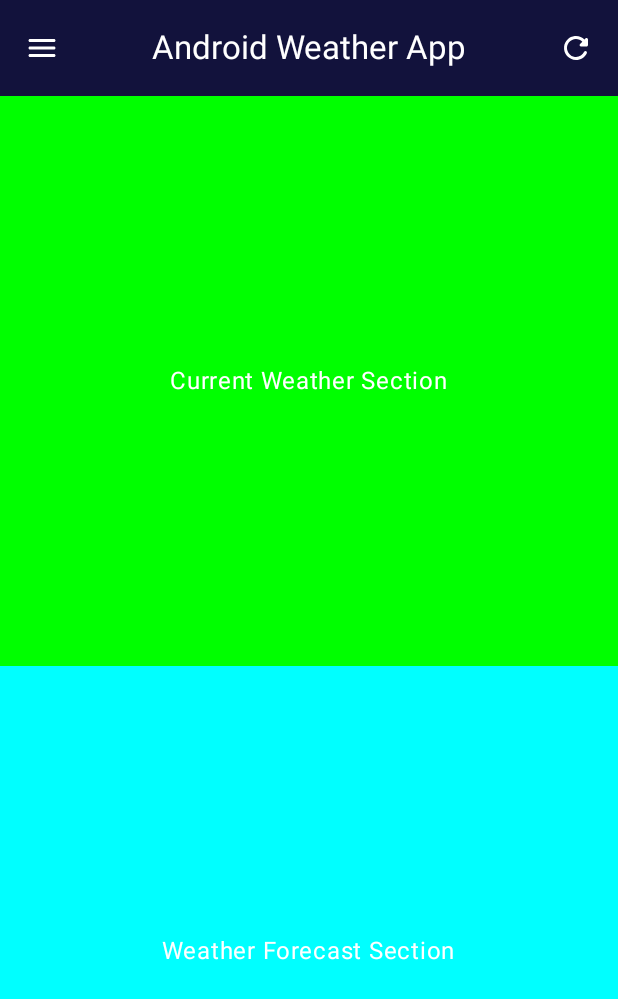
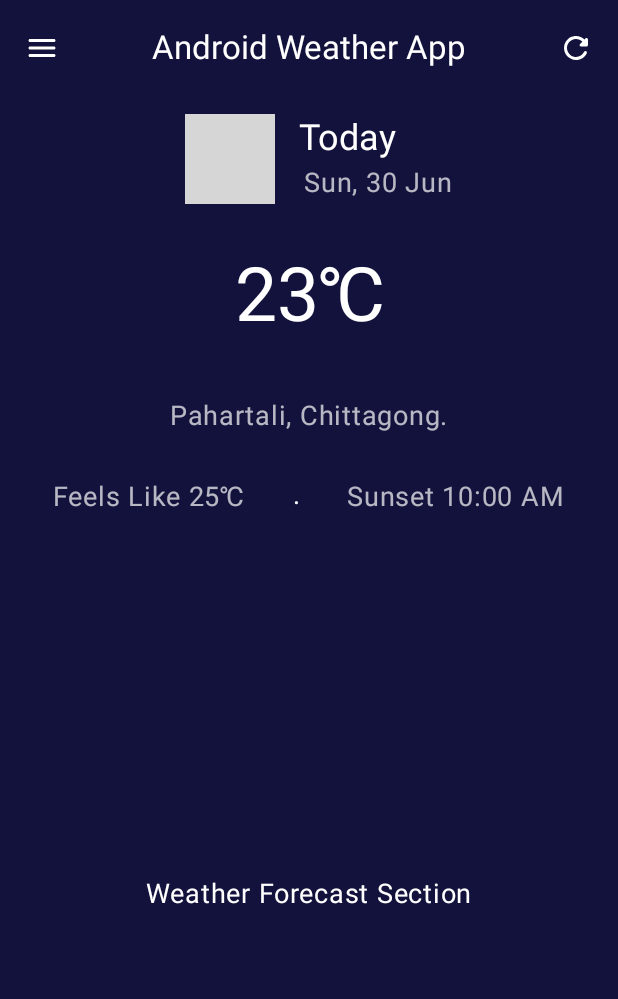
Before and after one commit to Hippopop/AndroidWeatherApp, an Android app built with Jetpack Compose: the screen it shows after launch (MainActivity), on a phone screen of 412 x 824 dp. Shown: the top 999 px of the screen. Run offline under Robolectric (Android 15) with nearby library versions, the phone set to English and light mode, and no system bars; pictures from the network do not load; grey boxes are pictures that could not be loaded.

Commit message:
ui: current weather ui reformed!

```diff
--- a/app/build.gradle.kts
+++ b/app/build.gradle.kts
@@ -80,6 +80,7 @@ dependencies {
 
     // * -> To add the lifecycle tracking ability!
     implementation(libs.androidx.lifecycle.runtime.ktx)
+    implementation(libs.androidx.lifecycle.viewmodel.compose)
     // * -> Packages that are used for testing!
     testImplementation(libs.junit)
     androidTestImplementation(libs.androidx.junit)
@@ -91,4 +92,7 @@ dependencies {
     // * -> Retrofit (for network handling!)
     implementation (libs.retrofit)
     implementation (libs.converter.gson)
+    // * -> Coil (for network image!)
+    implementation(libs.coil.compose)
+
 }
--- a/app/src/main/java/com/mostafij/androidweatherapp/constants/AppConstants.kt
+++ b/app/src/main/java/com/mostafij/androidweatherapp/constants/AppConstants.kt
@@ -1,5 +1,5 @@
 package com.mostafij.androidweatherapp.constants
 
 object AppConstants {
-    const val API_KEY = "e529d1e0a78c450fbdc201950240506";
+    const val API_KEY = "";
 }
--- /dev/null
+++ b/app/src/main/java/com/mostafij/androidweatherapp/constants/StringConstants.kt
@@ -0,0 +1,5 @@
+package com.mostafij.androidweatherapp.constants
+
+object StringConstants {
+    const val CELSIUS: String = "\u2103";
+}
--- /dev/null
+++ b/app/src/main/java/com/mostafij/androidweatherapp/ui/components/AutoResizeText.kt
@@ -0,0 +1,51 @@
+package com.mostafij.androidweatherapp.ui.components
+
+import androidx.compose.material3.MaterialTheme
+import androidx.compose.material3.Text
+import androidx.compose.runtime.Composable
+import androidx.compose.runtime.getValue
+import androidx.compose.runtime.mutableStateOf
+import androidx.compose.runtime.remember
+import androidx.compose.runtime.setValue
+import androidx.compose.ui.Modifier
+import androidx.compose.ui.draw.drawWithContent
+import androidx.compose.ui.graphics.Color
+import androidx.compose.ui.text.TextStyle
+import androidx.compose.ui.unit.isUnspecified
+import androidx.compose.ui.unit.sp
+
+
+@Composable
+fun AutoResizedText(
+    modifier: Modifier = Modifier,
+    text: String,
+    style: TextStyle = MaterialTheme.typography.bodyMedium,
+    color: Color = style.color
+) {
+    val defaultFontSize = 900.sp;
+    var resizedTextStyle by remember {
+        mutableStateOf(style)
+    }
+    var shouldDraw by remember {
+        mutableStateOf(false)
+    }
+
+    Text(text = text, color = color, modifier = modifier.drawWithContent {
+        if (shouldDraw) {
+            drawContent()
+        }
+    }, softWrap = false, style = resizedTextStyle, onTextLayout = { result ->
+        if (result.didOverflowWidth || result.didOverflowHeight) {
+            if (style.fontSize.isUnspecified) {
+                resizedTextStyle = resizedTextStyle.copy(
+                    fontSize = defaultFontSize
+                )
+            }
+            resizedTextStyle = resizedTextStyle.copy(
+                fontSize = resizedTextStyle.fontSize * 0.95
+            )
+        } else {
+            shouldDraw = true
+        }
+    })
+}
--- /dev/null
+++ b/app/src/main/java/com/mostafij/androidweatherapp/ui/components/DrawerComponent.kt
@@ -0,0 +1,38 @@
+package com.mostafij.androidweatherapp.ui.components
+
+import androidx.compose.foundation.background
+import androidx.compose.foundation.layout.Box
+import androidx.compose.foundation.layout.fillMaxWidth
+import androidx.compose.foundation.layout.height
+import androidx.compose.foundation.layout.padding
+import androidx.compose.material3.HorizontalDivider
+import androidx.compose.material3.MaterialTheme
+import androidx.compose.material3.ModalDrawerSheet
+import androidx.compose.material3.NavigationDrawerItem
+import androidx.compose.material3.Text
+import androidx.compose.runtime.Composable
+import androidx.compose.ui.Modifier
+import androidx.compose.ui.unit.dp
+
+
+@Composable
+fun DrawerSection(modifier: Modifier = Modifier) {
+    ModalDrawerSheet {
+        Box(
+            modifier
+                .fillMaxWidth()
+                .height(300.dp)
+                .background(color = MaterialTheme.colorScheme.background),
+        ) {
+            Text(
+                "Drawer title", modifier = Modifier.padding(16.dp),
+            )
+        }
+        HorizontalDivider()
+        NavigationDrawerItem(
+            label = { Text(text = "Drawer Item") },
+            selected = false,
+            onClick = { /*TODO*/ },
+        )
+    }
+}
--- /dev/null
+++ b/app/src/main/java/com/mostafij/androidweatherapp/ui/features/homepage/Homepage.kt
@@ -0,0 +1,97 @@
+package com.mostafij.androidweatherapp.ui.features.homepage
+
+import android.util.Log
+import androidx.compose.foundation.layout.Column
+import androidx.compose.foundation.layout.fillMaxSize
+import androidx.compose.foundation.layout.padding
+import androidx.compose.material.icons.Icons
+import androidx.compose.material.icons.rounded.Menu
+import androidx.compose.material.icons.rounded.Refresh
+import androidx.compose.material3.CenterAlignedTopAppBar
+import androidx.compose.material3.DrawerValue
+import androidx.compose.material3.ExperimentalMaterial3Api
+import androidx.compose.material3.Icon
+import androidx.compose.material3.IconButton
+import androidx.compose.material3.MaterialTheme
+import androidx.compose.material3.ModalNavigationDrawer
+import androidx.compose.material3.Scaffold
+import androidx.compose.material3.Text
+import androidx.compose.material3.TopAppBarDefaults
+import androidx.compose.material3.rememberDrawerState
+import androidx.compose.runtime.Composable
+import androidx.compose.runtime.rememberCoroutineScope
+import androidx.compose.ui.Alignment
+import androidx.compose.ui.Modifier
+import androidx.compose.ui.graphics.Color
+import androidx.compose.ui.tooling.preview.Preview
+import androidx.lifecycle.viewmodel.compose.viewModel
+import com.mostafij.androidweatherapp.ui.components.DrawerSection
+import com.mostafij.androidweatherapp.ui.features.homepage.components.CurrentWeatherComponent
+import com.mostafij.androidweatherapp.ui.features.homepage.components.WeatherForecastComponent
+import com.mostafij.androidweatherapp.ui.viewmodel.WeatherDataViewModel
+import kotlinx.coroutines.launch
+
+
+@Preview
+@Composable
+fun HomepagePrev() {
+    val viewModel: WeatherDataViewModel = viewModel()
+    Homepage(viewModel = viewModel)
+}
+
+
+@OptIn(ExperimentalMaterial3Api::class)
+@Composable
+fun Homepage(modifier: Modifier = Modifier, viewModel: WeatherDataViewModel) {
+    val coroutineScope = rememberCoroutineScope()
+    val drawerState = rememberDrawerState(DrawerValue.Closed)
+
+    ModalNavigationDrawer(drawerState = drawerState, drawerContent = {
+        DrawerSection()
+    }) {
+        Scaffold(topBar = {
+            CenterAlignedTopAppBar(colors = TopAppBarDefaults.topAppBarColors(
+                containerColor = MaterialTheme.colorScheme.primary
+            ), navigationIcon = {
+                IconButton(onClick = {
+                    coroutineScope.launch {
+                        if (drawerState.isOpen) {
+                            drawerState.close()
+                        } else {
+                            drawerState.open()
+                        }
+                    }
+                }) {
+                    Icon(
+                        tint = Color.White,
+                        imageVector = Icons.Rounded.Menu,
+                        contentDescription = "Search Button",
+                    )
+                }
+            }, actions = {
+                IconButton(onClick = { /*TODO*/ }) {
+                    Icon(
+                        tint = Color.White,
+                        imageVector = Icons.Rounded.Refresh,
+                        contentDescription = "Search Button",
+                    )
+                }
+            }, title = {
+                Text(
+                    text = "Android Weather App",
+                    color = Color.White,
+                )
+            })
+        }) { paddingValues ->
+            Column(
+                horizontalAlignment = Alignment.CenterHorizontally,
+                modifier = Modifier
+                    .fillMaxSize()
+                    .padding(paddingValues),
+            ) {
+                CurrentWeatherComponent(Modifier.weight(4f))
+                WeatherForecastComponent(Modifier.weight(6f))
+            }
+        }
+    }
+}
--- /dev/null
+++ b/app/src/main/java/com/mostafij/androidweatherapp/ui/features/homepage/components/CurrentWeatherComponent.kt
@@ -0,0 +1,114 @@
+package com.mostafij.androidweatherapp.ui.features.homepage.components
+
+import androidx.compose.foundation.background
+import androidx.compose.foundation.layout.Arrangement
+import androidx.compose.foundation.layout.Box
+import androidx.compose.foundation.layout.Column
+import androidx.compose.foundation.layout.IntrinsicSize
+import androidx.compose.foundation.layout.Row
+import androidx.compose.foundation.layout.aspectRatio
+import androidx.compose.foundation.layout.fillMaxHeight
+import androidx.compose.foundation.layout.fillMaxSize
+import androidx.compose.foundation.layout.fillMaxWidth
+import androidx.compose.foundation.layout.height
+import androidx.compose.foundation.layout.padding
+import androidx.compose.material3.MaterialTheme
+import androidx.compose.material3.Text
+import androidx.compose.runtime.Composable
+import androidx.compose.ui.Alignment
+import androidx.compose.ui.Modifier
+import androidx.compose.ui.text.TextStyle
+import androidx.compose.ui.text.style.TextAlign
+import androidx.compose.ui.unit.dp
+import androidx.compose.ui.unit.sp
+import coil.compose.AsyncImage
+import com.mostafij.androidweatherapp.constants.StringConstants
+import com.mostafij.androidweatherapp.ui.components.AutoResizedText
+
+
+@Composable
+fun CurrentWeatherComponent(modifier: Modifier = Modifier) {
+    Box(
+        modifier
+            .fillMaxSize()
+            .background(color = MaterialTheme.colorScheme.background)
+    ) {
+        Column(
+            horizontalAlignment = Alignment.CenterHorizontally,
+            modifier = Modifier.fillMaxSize(),
+        ) {
+            Row(
+                horizontalArrangement = Arrangement.Center,
+                verticalAlignment = Alignment.CenterVertically,
+                modifier = Modifier
+                    .fillMaxWidth()
+                    .height(IntrinsicSize.Min)
+                    .padding(top = 12.dp),
+            ) {
+                AsyncImage(
+                    model = "https://img.icons8.com/?size=48&id=sS05BACA8dfZ&format=png",
+                    contentDescription = "Translated description of what the image contains",
+                    modifier = Modifier
+                        .padding(horizontal = 16.dp)
+                        .fillMaxHeight()
+                        .aspectRatio(1f),
+                );
+                Column {
+                    Text(
+                        text = "Today",
+                        style = MaterialTheme.typography.headlineSmall,
+                        color = MaterialTheme.colorScheme.inversePrimary,
+                    );
+                    Text(
+                        text = "Sun, 30 Jun",
+                        style = MaterialTheme.typography.bodyLarge,
+                        modifier = Modifier.padding(3.dp),
+                    );
+                }
+            }
+            Box(
+                modifier = Modifier
+                    .weight(1f)
+                    .fillMaxHeight()
+                    .padding(24.dp)
+
+            ) {
+                AutoResizedText(
+                    text = "23${StringConstants.CELSIUS}",
+                    color = MaterialTheme.colorScheme.inversePrimary,
+                    style = TextStyle(fontSize = 500.sp, textAlign = TextAlign.Center),
+                    modifier = Modifier
+                        .fillMaxSize()
+                        .padding(8.dp),
+                )
+            };
+            Text(
+                text = "Pahartali, Chittagong.",
+                style = MaterialTheme.typography.bodyLarge,
+                modifier = Modifier
+                    .padding(vertical = 8.dp)
+                    .padding(bottom = 12.dp),
+            );
+            Row(
+                verticalAlignment = Alignment.Bottom,
+                horizontalArrangement = Arrangement.SpaceAround,
+                modifier = Modifier
+                    .fillMaxWidth()
+                    .height(IntrinsicSize.Min)
+                    .padding(horizontal = 20.dp, vertical = 10.dp)
+                    .padding(bottom = 16.dp),
+            ) {
+                Text(
+                    text = "Feels Like 25${StringConstants.CELSIUS}",
+                    style = MaterialTheme.typography.bodyLarge,
+                );
+                Text(".", color = MaterialTheme.colorScheme.inversePrimary);
+                Text(
+                    text = "Sunset 10:00 AM",
+                    style = MaterialTheme.typography.bodyLarge,
+                );
+            }
+        }
+
+    }
+}
--- /dev/null
+++ b/app/src/main/java/com/mostafij/androidweatherapp/ui/features/homepage/components/WeatherForeacastComponent.kt
@@ -0,0 +1,33 @@
+package com.mostafij.androidweatherapp.ui.features.homepage.components
+
+import androidx.compose.foundation.background
+import androidx.compose.foundation.layout.Arrangement
+import androidx.compose.foundation.layout.Box
+import androidx.compose.foundation.layout.Column
+import androidx.compose.foundation.layout.fillMaxSize
+import androidx.compose.material3.MaterialTheme
+import androidx.compose.material3.Text
+import androidx.compose.runtime.Composable
+import androidx.compose.ui.Alignment
+import androidx.compose.ui.Modifier
+
+
+@Composable
+fun WeatherForecastComponent(modifier: Modifier = Modifier) {
+    Box(
+        modifier
+            .fillMaxSize()
+            .background(color = MaterialTheme.colorScheme.background),
+    ) {
+        Column(
+            verticalArrangement = Arrangement.Center,
+            horizontalAlignment = Alignment.CenterHorizontally,
+            modifier = Modifier.fillMaxSize(),
+        ) {
+            Text(
+                text = "Weather Forecast Section",
+                color = MaterialTheme.colorScheme.inversePrimary,
+            )
+        }
+    }
+}
--- a/app/src/main/java/com/mostafij/androidweatherapp/ui/screen/Homepage.kt
+++ /dev/null
@@ -1,139 +0,0 @@
-package com.mostafij.androidweatherapp.ui.screen
-
-import android.util.Log
-import androidx.compose.foundation.background
-import androidx.compose.foundation.layout.Box
-import androidx.compose.foundation.layout.Column
-import androidx.compose.foundation.layout.fillMaxSize
-import androidx.compose.foundation.layout.fillMaxWidth
-import androidx.compose.foundation.layout.height
-import androidx.compose.foundation.layout.padding
-import androidx.compose.material.icons.Icons
-import androidx.compose.material.icons.rounded.Menu
-import androidx.compose.material.icons.rounded.Refresh
-import androidx.compose.material3.CenterAlignedTopAppBar
-import androidx.compose.material3.DrawerValue
-import androidx.compose.material3.ExperimentalMaterial3Api
-import androidx.compose.material3.HorizontalDivider
-import androidx.compose.material3.Icon
-import androidx.compose.material3.IconButton
-import androidx.compose.material3.MaterialTheme
-import androidx.compose.material3.ModalDrawerSheet
-import androidx.compose.material3.ModalNavigationDrawer
-import androidx.compose.material3.NavigationDrawerItem
-import androidx.compose.material3.Scaffold
-import androidx.compose.material3.Text
-import androidx.compose.material3.TopAppBarDefaults
-import androidx.compose.material3.rememberDrawerState
-import androidx.compose.runtime.Composable
-import androidx.compose.runtime.rememberCoroutineScope
-import androidx.compose.ui.Alignment
-import androidx.compose.ui.Modifier
-import androidx.compose.ui.graphics.Color
-import androidx.compose.ui.unit.dp
-import com.mostafij.androidweatherapp.ui.viewmodel.WeatherDataViewModel
-import kotlinx.coroutines.launch
-
-@Composable
-fun DrawerSection(modifier: Modifier = Modifier) {
-    ModalDrawerSheet {
-        Box(
-            modifier
-                .fillMaxWidth()
-                .height(300.dp)
-                .background(color = MaterialTheme.colorScheme.background),
-        ) {
-            Text(
-                "Drawer title", modifier = Modifier.padding(16.dp),
-            )
-        }
-        HorizontalDivider()
-        NavigationDrawerItem(
-            label = { Text(text = "Drawer Item") },
-            selected = false,
-            onClick = { /*TODO*/ },
-        )
-    }
-}
-
-@OptIn(ExperimentalMaterial3Api::class)
-@Composable
-fun Homepage(modifier: Modifier = Modifier, viewModel: WeatherDataViewModel) {
-    val coroutineScope = rememberCoroutineScope()
-    val drawerState = rememberDrawerState(DrawerValue.Closed)
-
-    ModalNavigationDrawer(drawerState = drawerState, drawerContent = {
-        DrawerSection()
-    }) {
-        Scaffold(
-            topBar = {
-                CenterAlignedTopAppBar(colors = TopAppBarDefaults.topAppBarColors(
-                    containerColor = MaterialTheme.colorScheme.primary
-                ),
-                    navigationIcon = {
-                        IconButton(onClick = {
-                            Log.i("DrawerButton", "Hey! I'm being clicked!")
-                            coroutineScope.launch {
-                                if (drawerState.isOpen) {
-                                    drawerState.close()
-                                } else {
-                                    drawerState.open()
-                                }
-                            }
-                        }) {
-                            Icon(
-                                tint = Color.White,
-                                imageVector = Icons.Rounded.Menu,
-                                contentDescription = "Search Button",
-                            )
-                        }
-                    }, actions = {
-                        IconButton(onClick = { /*TODO*/ }) {
-                            Icon(
-                                tint = Color.White,
-                                imageVector = Icons.Rounded.Refresh,
-                                contentDescription = "Search Button",
-                            )
-                        }
-                    }, title = {
-                        Text(
-                            text = "Android Weather App",
-                            color = Color.White,
-                        )
-                    })
-            }) { paddingValues ->
-            Column(
-                horizontalAlignment = Alignment.CenterHorizontally,
-                modifier = Modifier
-                    .fillMaxSize()
-                    .padding(paddingValues),
-            ) {
-CurrentWeatherSection(Modifier.weight(1f));
-                WeatherForecastSection(Modifier.weight(1f));
-            }
-        }
-    }
-}
-
-@Composable
-fun CurrentWeatherSection(modifier: Modifier = Modifier) {
-    Box(
-        modifier
-            .fillMaxSize()
-            .background(color = Color.Green)) {
-        Text(modifier = Modifier.align(Alignment.Center),
-            text = "Current Weather Section", color = Color.White)
-    }
-}
-
-@Composable
-fun WeatherForecastSection(modifier: Modifier = Modifier) {
-    Box(
-        modifier
-            .fillMaxSize()
-
-            .background(color = Color.Cyan)) {
-        Text(modifier = Modifier.align(Alignment.Center),
-            text = "Weather Forecast Section", color = Color.White,)
-    }
-}
--- a/app/src/main/java/com/mostafij/androidweatherapp/ui/theme/Color.kt
+++ b/app/src/main/java/com/mostafij/androidweatherapp/ui/theme/Color.kt
@@ -2,6 +2,8 @@ package com.mostafij.androidweatherapp.ui.theme
 
 import androidx.compose.ui.graphics.Color
 
-val _primaryColor = Color(0xff12123C)
-val _primaryAccent = Color(0xff1E1F45)
-val _backgroundColor = Color(0x88C8E5F7)
+val textColor = Color.White
+val mildTextColor = Color(0xB3FFFFFF)
+val primaryColor = Color(0xff12123C)
+val primaryAccent = Color(0xff1E1F45)
+val backgroundColor = Color(0x88C8E5F7)
--- a/app/src/main/java/com/mostafij/androidweatherapp/ui/theme/Theme.kt
+++ b/app/src/main/java/com/mostafij/androidweatherapp/ui/theme/Theme.kt
@@ -4,12 +4,14 @@ import androidx.compose.foundation.isSystemInDarkTheme
 import androidx.compose.material3.MaterialTheme
 import androidx.compose.material3.darkColorScheme
 import androidx.compose.runtime.Composable
+import androidx.compose.ui.graphics.Color
 
 private val DarkColorScheme = darkColorScheme(
-    primary = _primaryColor,
-    tertiary = _primaryAccent,
-    background = _primaryColor,
-    secondary = _backgroundColor,
+    primary = primaryColor,
+    tertiary = primaryAccent,
+    background = primaryColor,
+    secondary = backgroundColor,
+    inversePrimary = textColor,
 )
 
 @Composable
--- a/app/src/main/java/com/mostafij/androidweatherapp/ui/theme/Type.kt
+++ b/app/src/main/java/com/mostafij/androidweatherapp/ui/theme/Type.kt
@@ -9,10 +9,11 @@ import androidx.compose.ui.unit.sp
 // Set of Material typography styles to start with
 val Typography = Typography(
     bodyLarge = TextStyle(
+        fontSize = 18.sp,
+        lineHeight = 24.sp,
+        color = mildTextColor,
+        letterSpacing = 0.5.sp,
         fontFamily = FontFamily.Default,
         fontWeight = FontWeight.Normal,
-        fontSize = 16.sp,
-        lineHeight = 24.sp,
-        letterSpacing = 0.5.sp
     )
 )
--- a/gradle/libs.versions.toml
+++ b/gradle/libs.versions.toml
@@ -1,5 +1,6 @@
 [versions]
 agp = "8.5.0"
+coilCompose = "2.6.0"
 converterGson = "2.11.0"
 kotlin = "2.0.0"
 coreKtx = "1.13.1"
@@ -16,8 +17,10 @@ retrofit = "2.11.0"
 
 [libraries]
 androidx-core-ktx = { group = "androidx.core", name = "core-ktx", version.ref = "coreKtx" }
+androidx-lifecycle-viewmodel-compose = { module = "androidx.lifecycle:lifecycle-viewmodel-compose", version.ref = "lifecycleRuntimeKtx" }
 androidx-material3-adaptive-navigation-suite = { module = "androidx.compose.material3:material3-adaptive-navigation-suite", version.ref = "material3AdaptiveNavigationSuite" }
 androidx-material3-window-size = { module = "androidx.compose.material3:material3-window-size-class", version.ref = "material3WindowSize" }
+coil-compose = { module = "io.coil-kt:coil-compose", version.ref = "coilCompose" }
 converter-gson = { module = "com.squareup.retrofit2:converter-gson", version.ref = "converterGson" }
 junit = { group = "junit", name = "junit", version.ref = "junit" }
 androidx-junit = { group = "androidx.test.ext", name = "junit", version.ref = "junitVersion" }
```
Also changed, not shown: app/src/main/java/com/mostafij/androidweatherapp/MainActivity.kt (+4 -3 lines).
